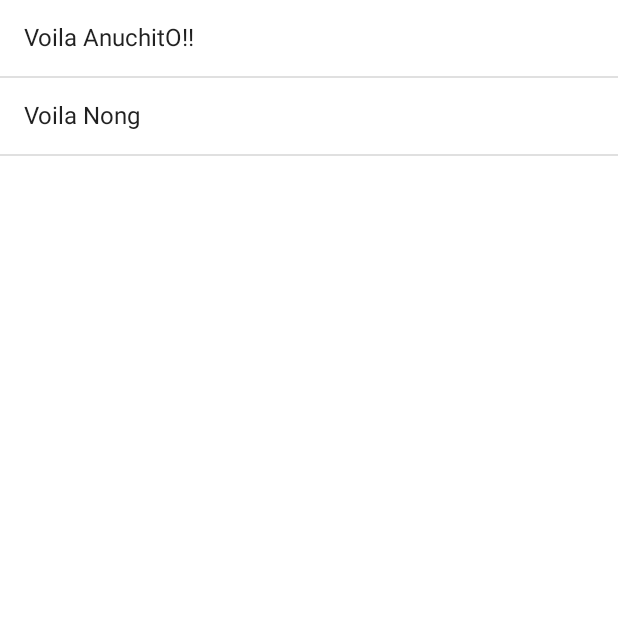
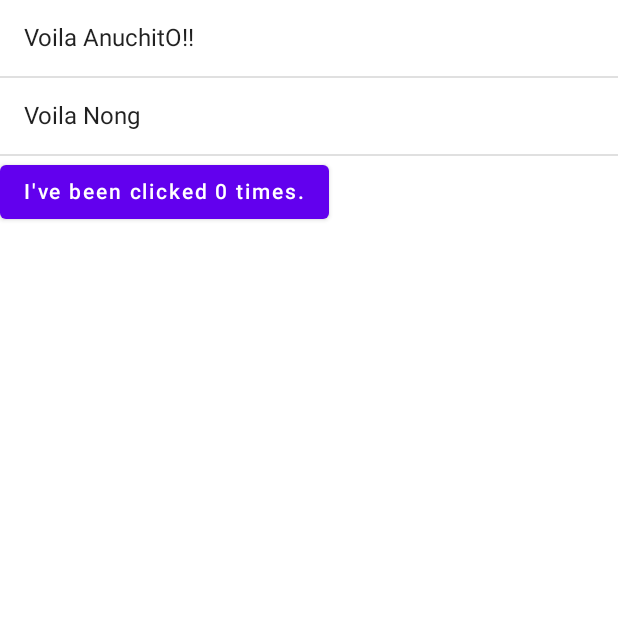
Before and after one commit to AnuchitO/JetpackCompose, an Android app built with Jetpack Compose: the screen it shows after launch (MainActivity), on a phone screen of 412 x 824 dp, the top half of it. Run offline under Robolectric (Android 15) with nearby library versions, the phone set to English and light mode, and no system bars.

Commit message:
counter button

```diff
--- a/app/src/main/java/com/anuchito/jetpackcompose/MainActivity.kt
+++ b/app/src/main/java/com/anuchito/jetpackcompose/MainActivity.kt
@@ -5,11 +5,8 @@ import androidx.activity.ComponentActivity
 import androidx.activity.compose.setContent
 import androidx.compose.foundation.layout.Column
 import androidx.compose.foundation.layout.padding
-import androidx.compose.material.Divider
-import androidx.compose.material.MaterialTheme
-import androidx.compose.material.Surface
-import androidx.compose.material.Text
-import androidx.compose.runtime.Composable
+import androidx.compose.material.*
+import androidx.compose.runtime.*
 import androidx.compose.ui.Modifier
 import androidx.compose.ui.tooling.preview.Preview
 import androidx.compose.ui.unit.dp
@@ -43,6 +40,17 @@ fun ScreenContent(names: List<String> = listOf("AnuchitO!!", "Nong")) {
             Greeting(name = name)
             Divider()
         }
+        Counter()
+    }
+}
+
+@Composable
+fun Counter() {
+    var count by remember {
+        mutableStateOf(0)
+    }
+    Button(onClick = { count++ }) {
+        Text(text = "I've been clicked $count times.")
     }
 }
 
```
